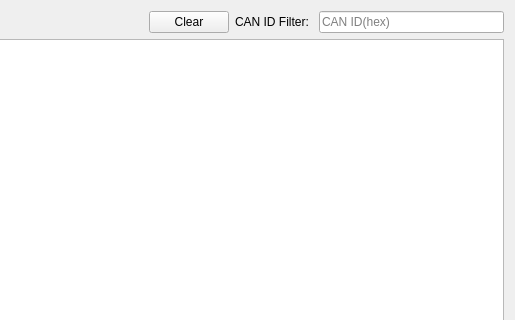
inniyah/CANgaroo, file src/window/TraceWindow/TraceWindow.ui: the form before one commit; both pictures show x 403 to 918 and y 0 to 320 of the 918 by 616 pixel window.
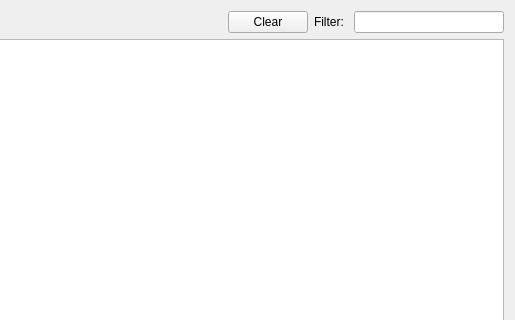
The form after the commit.

```diff
--- a/src/window/TraceWindow/TraceWindow.ui
+++ b/src/window/TraceWindow/TraceWindow.ui
@@ -82,12 +82,18 @@
       <item>
        <widget class="QLabel" name="label_2">
         <property name="text">
-         <string>CAN ID Filter: </string>
+         <string>Filter: </string>
         </property>
        </widget>
       </item>
       <item>
        <widget class="QLineEdit" name="filterLineEdit">
+        <property name="maximumSize">
+         <size>
+          <width>150</width>
+          <height>16777215</height>
+         </size>
+        </property>
         <property name="toolTip">
          <string/>
         </property>
@@ -95,7 +101,7 @@
          <string/>
         </property>
         <property name="placeholderText">
-         <string>CAN ID(hex)</string>
+         <string/>
         </property>
        </widget>
       </item>
```
